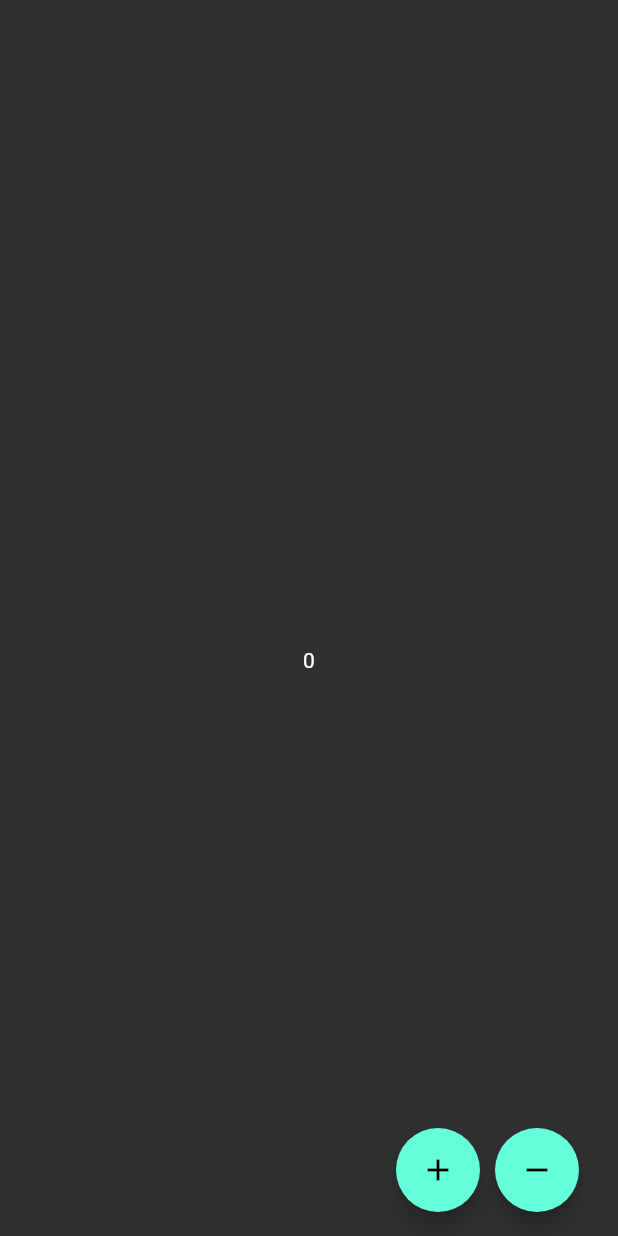
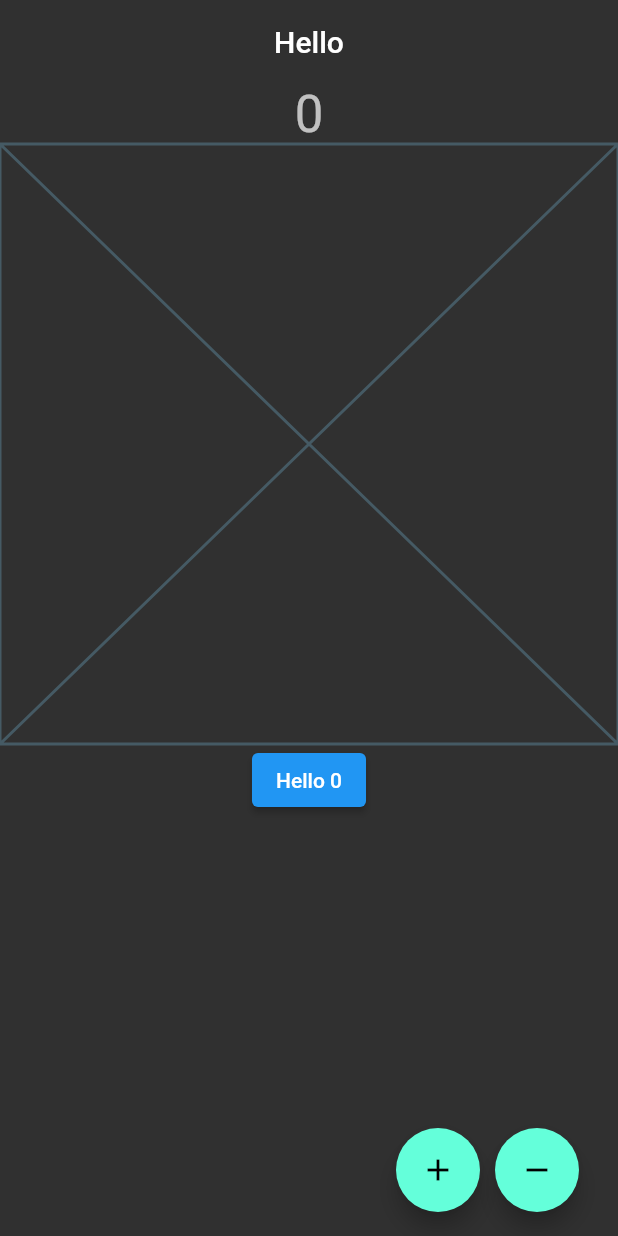
Before and after one commit to KLYCHUB/flutter_learn, a Flutter app: the screen it shows after launch, after a tap on the "add" icon, after a tap on the "remove" icon, on a phone screen of 412 x 824 dp. Run offline on Flutter 3.47's test engine with Material 2 defaults, Android fonts, the light colour scheme and no system bars.

Commit message:
Statefull v2

```diff
--- a/lib/101/statefull_learn.dart
+++ b/lib/101/statefull_learn.dart
@@ -1,4 +1,7 @@
 import 'package:flutter/material.dart';
+import 'package:flutter_learn/product/lang/langue_items.dart';
+
+import '../product/counter_hello_button.dart';
 
 class StatefullLearn extends StatefulWidget {
   const StatefullLearn({super.key});
@@ -8,24 +11,24 @@ class StatefullLearn extends StatefulWidget {
 }
 
 class _StatefullLearnState extends State<StatefullLearn> {
-  int countValue = 0;
+  int _countValue = 0;
 
-  void incrementValue() {
-    setState(() {
-      countValue += 1;
-    });
-  }
-
-  void deIncrementValue() {
-    setState(() {
-      countValue -= 1;
-    });
+  void _counterUpdate(bool isIncrement) {
+    if (isIncrement) {
+      setState(() {
+        _countValue += 1;
+      });
+    } else {
+      setState(() {
+        _countValue -= 1;
+      });
+    }
   }
 
   @override
   Widget build(BuildContext context) {
     return Scaffold(
-      appBar: AppBar(),
+      appBar: AppBar(title: Text(LngueItems().helloText)),
       floatingActionButton: Row(
         mainAxisSize: MainAxisSize.min,
         children: [
@@ -34,24 +37,28 @@ class _StatefullLearnState extends State<StatefullLearn> {
         ],
       ),
       body: Column(
-        mainAxisAlignment: MainAxisAlignment.center,
+        //mainAxisAlignment: MainAxisAlignment.center,
         children: [
-          Center(
-            child: Text(countValue.toString()),
+          Text(
+            _countValue.toString(),
+            style: Theme.of(context).textTheme.headlineMedium,
           ),
+          Placeholder(),
+          CounterHelloButton(),
         ],
       ),
     );
   }
 
   Padding _deIncrementButton() {
+    print("deneme");
     return Padding(
       padding: const EdgeInsets.symmetric(horizontal: 10),
       child: FloatingActionButton(
         onPressed: () {
-          deIncrementValue();
+          _counterUpdate(false);
         },
-        child: Icon(Icons.remove),
+        child: const Icon(Icons.remove),
       ),
     );
   }
@@ -59,9 +66,9 @@ class _StatefullLearnState extends State<StatefullLearn> {
   FloatingActionButton _incrementButton() {
     return FloatingActionButton(
       onPressed: () {
-        incrementValue();
+        _counterUpdate(true);
       },
-      child: Icon(Icons.add),
+      child: const Icon(Icons.add),
     );
   }
 }
--- /dev/null
+++ b/lib/product/counter_hello_button.dart
@@ -0,0 +1,25 @@
+import 'package:flutter/material.dart';
+import 'package:flutter_learn/product/lang/langue_items.dart';
+
+class CounterHelloButton extends StatefulWidget {
+  const CounterHelloButton({super.key});
+
+  @override
+  State<CounterHelloButton> createState() => _CounterHelloButtonState();
+}
+
+class _CounterHelloButtonState extends State<CounterHelloButton> {
+  int _customCounter = 0;
+  final String _hello = "Hello";
+  @override
+  Widget build(BuildContext context) {
+    return ElevatedButton(
+      onPressed: () {
+        setState(() {
+          ++_customCounter;
+        });
+      },
+      child: Text(LngueItems().helloText + " " + "$_customCounter"),
+    );
+  }
+}
--- /dev/null
+++ b/lib/product/lang/langue_items.dart
@@ -0,0 +1,3 @@
+class LngueItems {
+  final helloText = "Hello";
+}
```
